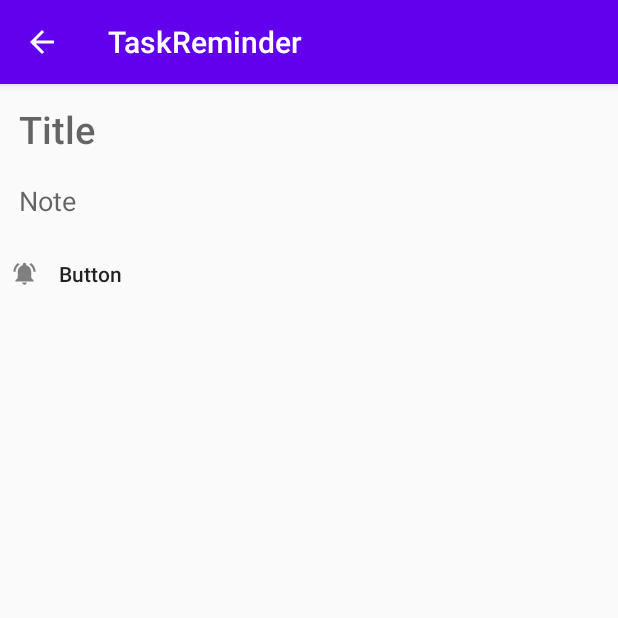
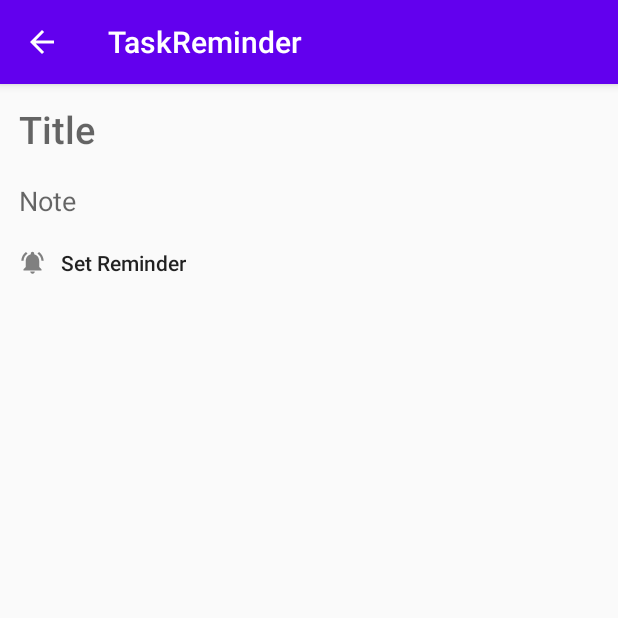
Before and after one commit to AnkitPandita/TaskReminder, an Android app: the screen it shows after launch (EditActivity), after a tap on an icon or button, on a phone screen of 412 x 824 dp, the top half of it. Run offline under Robolectric (Android 15) with nearby library versions, the phone set to English and light mode, and no system bars.

Commit message:
Fourth commit. Reminder can be cancelled now. passing task id as notification id.

```diff
--- a/app/src/main/java/com/example/taskreminder/EditActivity.kt
+++ b/app/src/main/java/com/example/taskreminder/EditActivity.kt
@@ -7,10 +7,8 @@ import androidx.appcompat.app.AppCompatActivity
 import android.os.Bundle
 import android.text.format.DateFormat
 import android.view.MenuItem
-import android.widget.Button
-import android.widget.DatePicker
-import android.widget.EditText
-import android.widget.TimePicker
+import android.view.View
+import android.widget.*
 import kotlinx.android.synthetic.main.activity_edit.*
 import java.util.*
 
@@ -19,6 +17,7 @@ class EditActivity : AppCompatActivity(), DatePickerDialog.OnDateSetListener,
     private lateinit var etTitle: EditText
     private lateinit var etBody: EditText
     lateinit var btnDateTime: Button
+    lateinit var ibCross: ImageButton
     private var day = 0
     private var month: Int = 0
     private var year: Int = 0
@@ -29,7 +28,7 @@ class EditActivity : AppCompatActivity(), DatePickerDialog.OnDateSetListener,
     private var myYear: Int = 0
     private var myHour: Int = 0
     private var myMinute: Int = 0
-    lateinit var calendar: Calendar
+    private lateinit var calendar: Calendar
 
     companion object {
         const val RESULT_CODE = 5000
@@ -47,6 +46,16 @@ class EditActivity : AppCompatActivity(), DatePickerDialog.OnDateSetListener,
         setContentView(R.layout.activity_edit)
         etTitle = et_title
         etBody = et_body
+        ibCross = findViewById(R.id.ib_cross)
+        ibCross.setOnClickListener {
+            myDay = 0
+            myMonth = 0
+            myYear = 0
+            myHour = 0
+            myMinute = 0
+            btnDateTime.text = "Set Reminder"
+            ibCross.visibility = View.GONE
+        }
         btnDateTime = findViewById(R.id.btn_set_datetime)
         btnDateTime.setOnClickListener {
             calendar = Calendar.getInstance()
@@ -68,6 +77,8 @@ class EditActivity : AppCompatActivity(), DatePickerDialog.OnDateSetListener,
         val timePickerDialog =
             TimePickerDialog(this, this, hour, minute, DateFormat.is24HourFormat(this))
         timePickerDialog.show()
+        btnDateTime.text = "$myMonth/$myDay/$myYear"
+        ibCross.visibility = View.VISIBLE
     }
 
     override fun onTimeSet(view: TimePicker?, hourOfDay: Int, minute: Int) {
@@ -80,6 +91,7 @@ class EditActivity : AppCompatActivity(), DatePickerDialog.OnDateSetListener,
             minStr = "$myMinute"
         }
         btnDateTime.text = "$myMonth/$myDay/$myYear at $myHour:$minStr"
+        ibCross.visibility = View.VISIBLE
     }
 
     override fun onBackPressed() {
--- a/app/src/main/java/com/example/taskreminder/NotifyWork.kt
+++ b/app/src/main/java/com/example/taskreminder/NotifyWork.kt
@@ -75,7 +75,7 @@ class NotifyWork(context: Context, params: WorkerParameters) : Worker(context, p
     }
 
     companion object {
-        const val NOTIFICATION_ID = "appName_notification_id"
+        lateinit var NOTIFICATION_ID: String
         const val NOTIFICATION_NAME = "appName"
         const val NOTIFICATION_CHANNEL = "appName_channel_01"
         const val NOTIFICATION_WORK = "appName_notification_work"
--- a/app/src/main/res/layout/activity_edit.xml
+++ b/app/src/main/res/layout/activity_edit.xml
@@ -39,16 +39,38 @@
         app:layout_constraintStart_toStartOf="parent"
         app:layout_constraintTop_toBottomOf="@+id/et_title" />
 
-    <Button
-        android:id="@+id/btn_set_datetime"
+    <LinearLayout
         android:layout_width="wrap_content"
         android:layout_height="wrap_content"
-        android:layout_marginTop="7dp"
-        android:background="@android:color/transparent"
-        android:drawableStart="@drawable/ic_baseline_notifications_active_24"
-        android:text="Button"
-        android:textAllCaps="false"
+        android:gravity="center"
+        android:orientation="horizontal"
         app:layout_constraintStart_toStartOf="parent"
-        app:layout_constraintTop_toBottomOf="@+id/et_body" />
+        app:layout_constraintTop_toBottomOf="@+id/et_body">
+
+        <Button
+            android:id="@+id/btn_set_datetime"
+            android:layout_width="wrap_content"
+            android:layout_height="wrap_content"
+            android:background="@android:color/transparent"
+            android:drawableStart="@drawable/ic_baseline_notifications_active_24"
+            android:drawablePadding="10dp"
+            android:padding="5dp"
+            android:text="Set Reminder"
+            android:textAllCaps="false"
+            tools:layout_editor_absoluteX="7dp"
+            tools:layout_editor_absoluteY="105dp" />
+
+        <ImageButton
+            android:id="@+id/ib_cross"
+            android:layout_width="wrap_content"
+            android:layout_height="wrap_content"
+            android:layout_marginStart="2dp"
+            android:visibility="gone"
+            android:background="@android:color/transparent"
+            app:srcCompat="@android:drawable/btn_dialog"
+            tools:layout_editor_absoluteX="373dp"
+            tools:layout_editor_absoluteY="105dp" />
+
+    </LinearLayout>
 
 </androidx.constraintlayout.widget.ConstraintLayout>
```
Also changed, not shown: app/src/main/java/com/example/taskreminder/MainActivity.kt (+4 -3 lines).
